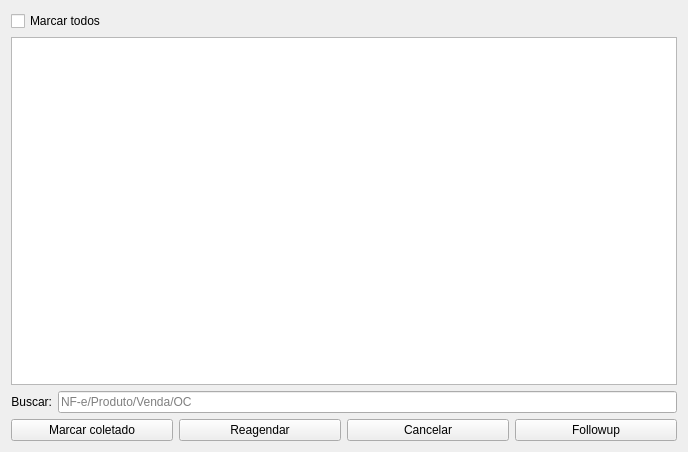
darktorres/ERP-STACCATO, file ui/widgetlogisticacoleta.ui: the form before one commit.
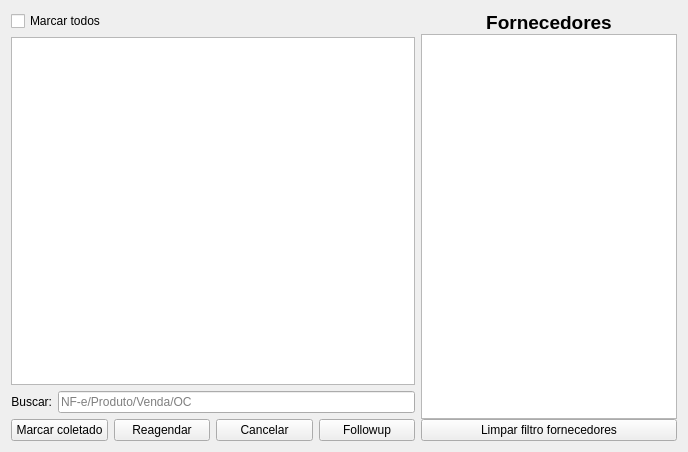
The form after the commit. Custom widgets are drawn as their Qt base class.

What changed in the file:
```diff
--- a/ui/widgetlogisticacoleta.ui
+++ b/ui/widgetlogisticacoleta.ui
@@ -103,6 +103,72 @@
      </item>
     </layout>
    </item>
+   <item row="0" column="1" rowspan="4">
+    <widget class="QFrame" name="frameForn">
+     <layout class="QVBoxLayout" name="verticalLayout_2">
+      <property name="spacing">
+       <number>0</number>
+      </property>
+      <property name="leftMargin">
+       <number>0</number>
+      </property>
+      <property name="topMargin">
+       <number>0</number>
+      </property>
+      <property name="rightMargin">
+       <number>0</number>
+      </property>
+      <property name="bottomMargin">
+       <number>0</number>
+      </property>
+      <item>
+       <widget class="QLabel" name="labelCompras_11">
+        <property name="font">
+         <font>
+          <pointsize>14</pointsize>
+          <bold>true</bold>
+         </font>
+        </property>
+        <property name="text">
+         <string>Fornecedores</string>
+        </property>
+        <property name="alignment">
+         <set>Qt::AlignCenter</set>
+        </property>
+       </widget>
+      </item>
+      <item>
+       <widget class="TableView" name="tableForn">
+        <property name="sizePolicy">
+         <sizepolicy hsizetype="Preferred" vsizetype="Expanding">
+          <horstretch>0</horstretch>
+          <verstretch>0</verstretch>
+         </sizepolicy>
+        </property>
+        <property name="editTriggers">
+         <set>QAbstractItemView::NoEditTriggers</set>
+        </property>
+        <property name="selectionMode">
+         <enum>QAbstractItemView::SingleSelection</enum>
+        </property>
+        <property name="selectionBehavior">
+         <enum>QAbstractItemView::SelectRows</enum>
+        </property>
+        <property name="sortingEnabled">
+         <bool>true</bool>
+        </property>
+       </widget>
+      </item>
+      <item>
+       <widget class="QPushButton" name="pushButtonLimparFiltro">
+        <property name="text">
+         <string>Limpar filtro fornecedores</string>
+        </property>
+       </widget>
+      </item>
+     </layout>
+    </widget>
+   </item>
   </layout>
  </widget>
  <customwidgets>
```
